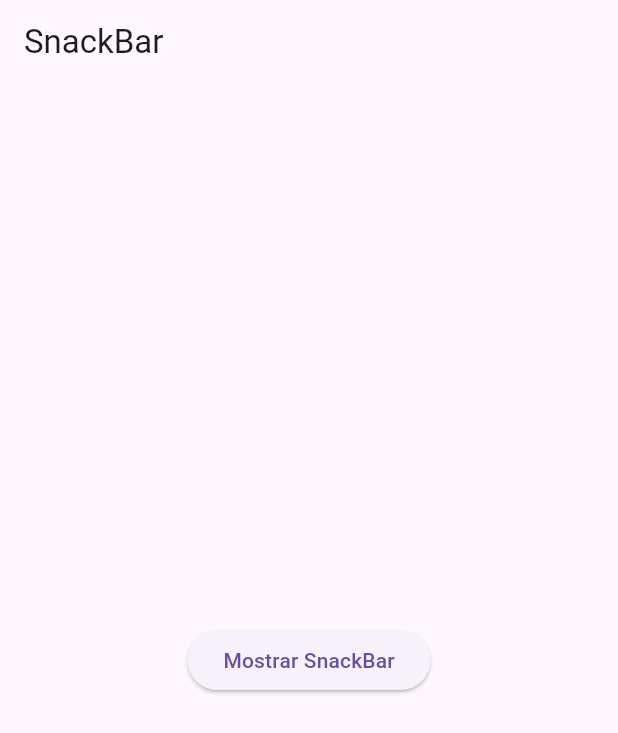
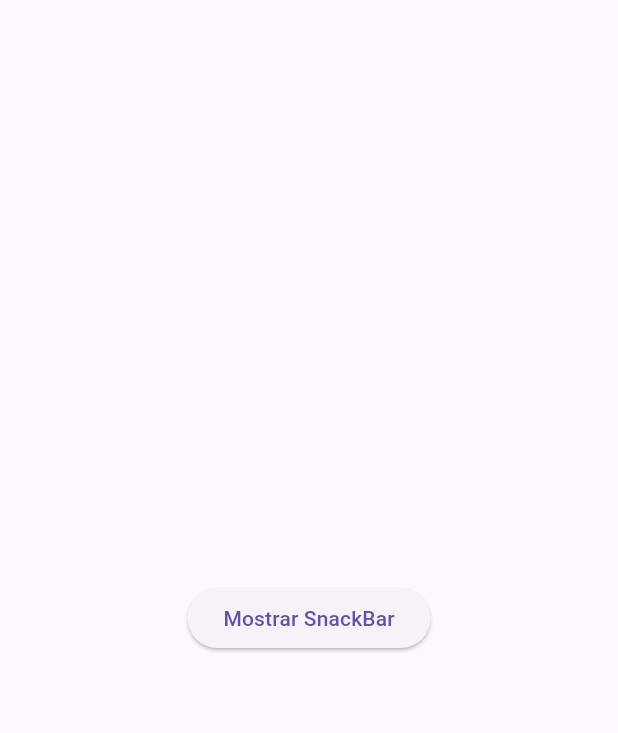
Before and after one commit to Miqueas/Learning-Notes, a Flutter app: the screen it shows after launch, on a phone screen of 412 x 824 dp. Shown: the top 733 px of the screen. Run offline on Flutter 3.47's test engine with Material 3 defaults, Android fonts, the phone set to English and light mode, and no system bars; our stand-ins replace font_awesome_flutter, google_fonts.

Commit message:
Flutter: OpenBootcamp: agregado ep_06_01.dart

```diff
--- a/Flutter/OpenBootcamp/lib/ep_06_01.dart
+++ b/Flutter/OpenBootcamp/lib/ep_06_01.dart
@@ -9,13 +9,14 @@ class MyApp extends StatelessWidget {
 
   @override
   Widget build(BuildContext context) {
-    return MaterialApp(
+    return const MaterialApp(
       debugShowCheckedModeBanner: false,
       title: appTitle,
-      home: Scaffold(
-        appBar: AppBar(title: const Text("SnackBar")),
-        // Intentar llamar al SnackBar desde aquí da error porque no hay un Scaffold en `context`
-        body: const Center(child: MySnackBar())
+      home: Material(
+        child: Scaffold(
+          // Intentar llamar al SnackBar desde aquí da error porque no hay un Scaffold en `context`
+          body: Center(child: MySnackBar())
+        ),
       ),
     );
   }
```
